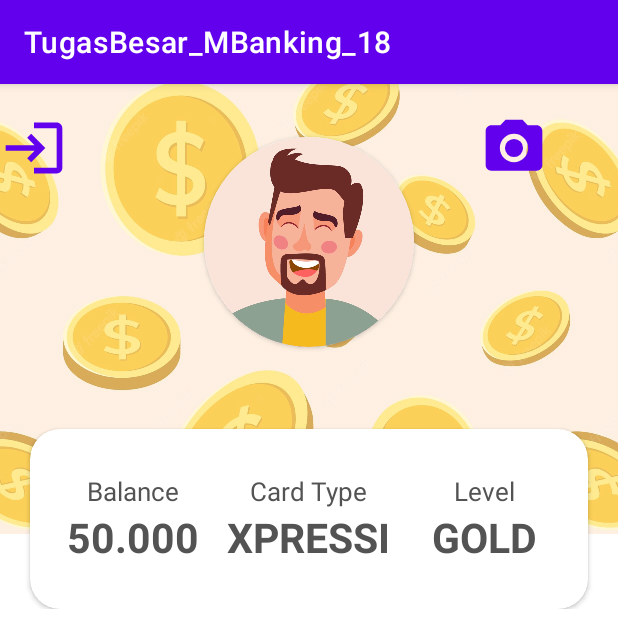
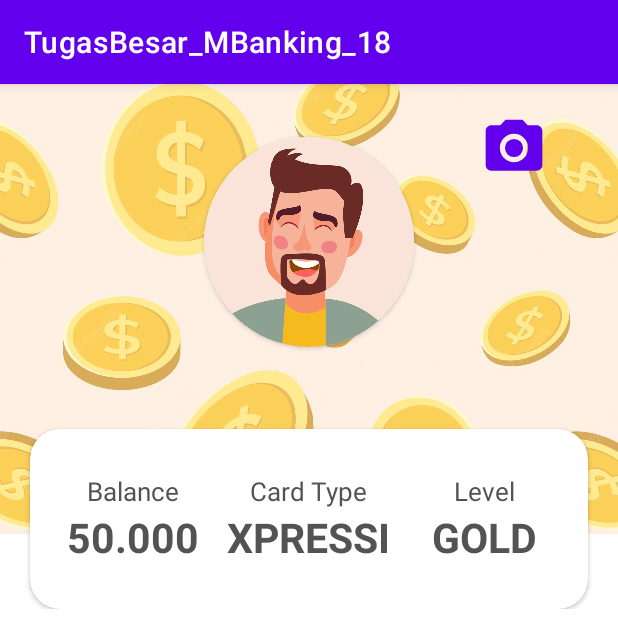
Before and after one commit to CloudDear/TugasBesar_MBanking_18_Revisi, an Android app: the UserProfile screen opened directly, with no data from a screen before it, on a phone screen of 412 x 824 dp, the top half of it. Run offline under Robolectric (Android 15) with nearby library versions, the phone set to English and light mode, and no system bars.

```diff
--- a/app/build.gradle
+++ b/app/build.gradle
@@ -76,6 +76,7 @@ dependencies {
     implementation 'com.squareup.retrofit2:converter-gson:2.9.0'
     implementation 'com.github.bumptech.glide:glide:4.13.0'
     annotationProcessor 'com.github.bumptech.glide:compiler:4.13.0'
+<<<<<<< HEAD
 
     //Leakcanary
     debugImplementation 'com.squareup.leakcanary:leakcanary-android:2.10'
@@ -84,4 +85,6 @@ dependencies {
     implementation 'io.data2viz.charts:core:1.1.0-eap1'
     implementation 'io.data2viz.d2v:viz:0.8.12'
     coreLibraryDesugaring 'com.android.tools:desugar_jdk_libs:1.1.5'
+=======
+>>>>>>> parent of a6a6531 (Perpindahan letak logout)
 }
--- a/app/src/main/java/com/example/tugasbesar_mbanking_18/RClient.kt
+++ b/app/src/main/java/com/example/tugasbesar_mbanking_18/RClient.kt
@@ -4,7 +4,7 @@ import retrofit2.Retrofit
 import retrofit2.converter.gson.GsonConverterFactory
 
 object RClient {
-    private const val BASE_URL = "http://192.168.1.16/ci4-apiserver-tubes/public/"
+    private const val BASE_URL = "http://192.168.1.7:8080/ci4-apiserver-tubes/public/"
     val instances : api by lazy {
         val retrofit = Retrofit.Builder()
             .baseUrl(BASE_URL)
--- a/app/src/main/java/com/example/tugasbesar_mbanking_18/UserProfile.kt
+++ b/app/src/main/java/com/example/tugasbesar_mbanking_18/UserProfile.kt
@@ -40,11 +40,6 @@ class UserProfile : AppCompatActivity() {
             startActivity(intent)
         }
 
-        btnLogout.setOnClickListener{
-            val intent = Intent(this, MainActivity::class.java)
-            startActivity(intent)
-        }
-
 
 
     }
--- a/app/src/main/res/layout/activity_user_profile.xml
+++ b/app/src/main/res/layout/activity_user_profile.xml
@@ -24,13 +24,6 @@
             android:layout_marginLeft="320dp"
             android:layout_marginTop="20dp"
             android:background="@drawable/ic_baseline_camera_alt_24"/>
-        <Button
-            android:layout_width="45dp"
-            android:layout_height="45dp"
-            android:id="@+id/btnLogout"
-            android:layout_marginRight="320dp"
-            android:layout_marginTop="20dp"
-            android:background="@drawable/ic_logout_24"/>
 
         <LinearLayout
             android:layout_width="match_parent"
```
Also changed, not shown: app/src/main/AndroidManifest.xml (+7 -0 lines), app/src/main/java/com/example/tugasbesar_mbanking_18/HomeActivity.kt (+4 -4 lines), app/src/main/res/menu/bottom_menu.xml (+4 -4 lines).
